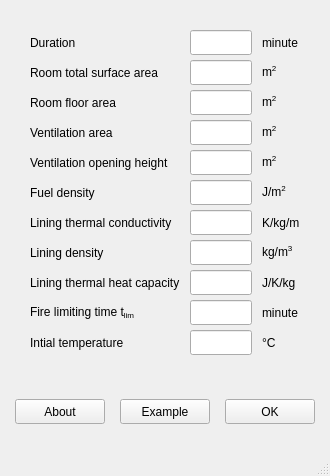
fuyans/fsetoolsGUI, file fsetoolsGUI/gui/layout/ui/i0611_parametric_fire.ui: the form before one commit.
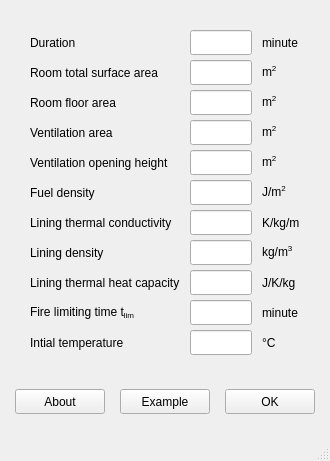
The form after the commit.

Patch:
```diff
--- a/fsetoolsGUI/gui/layout/ui/i0611_parametric_fire.ui
+++ b/fsetoolsGUI/gui/layout/ui/i0611_parametric_fire.ui
@@ -7,7 +7,7 @@
     <x>0</x>
     <y>0</y>
     <width>330</width>
-    <height>476</height>
+    <height>461</height>
    </rect>
   </property>
   <property name="minimumSize">
@@ -22,7 +22,7 @@
   <widget class="QWidget" name="centralwidget">
    <layout class="QVBoxLayout" name="verticalLayout">
     <property name="spacing">
-     <number>15</number>
+     <number>10</number>
     </property>
     <property name="leftMargin">
      <number>15</number>
@@ -550,13 +550,13 @@
         <number>0</number>
        </property>
        <property name="topMargin">
-        <number>5</number>
+        <number>0</number>
        </property>
        <property name="rightMargin">
         <number>0</number>
        </property>
        <property name="bottomMargin">
-        <number>5</number>
+        <number>0</number>
        </property>
        <item>
         <widget class="QPushButton" name="pushButton_about">
```
